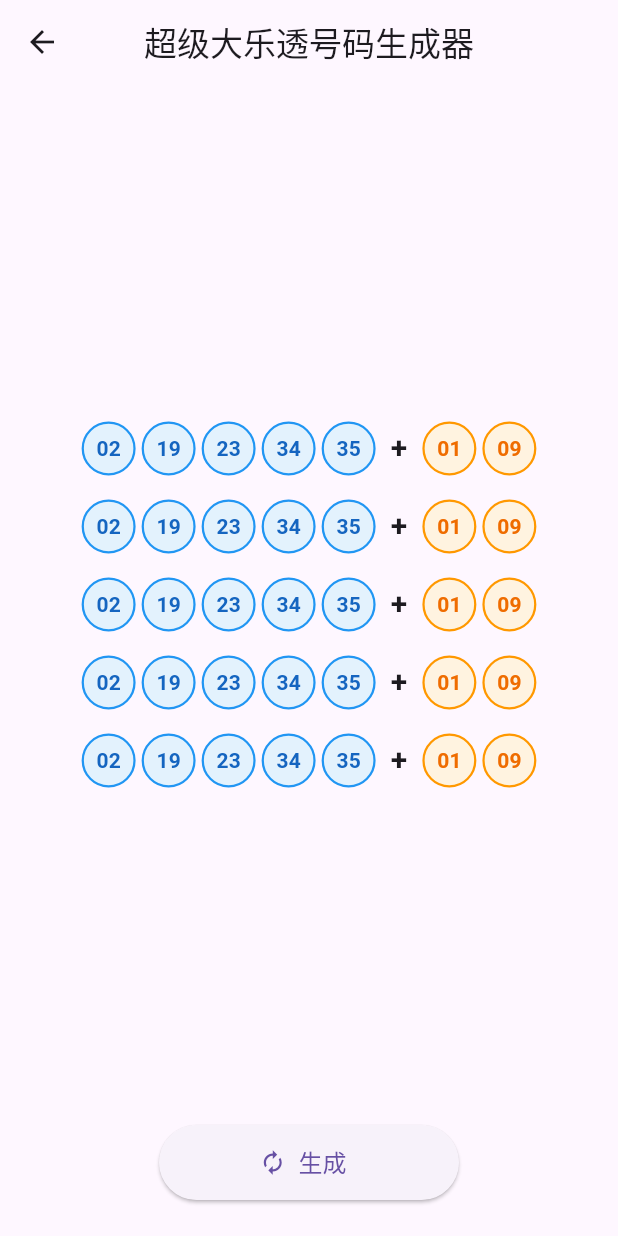
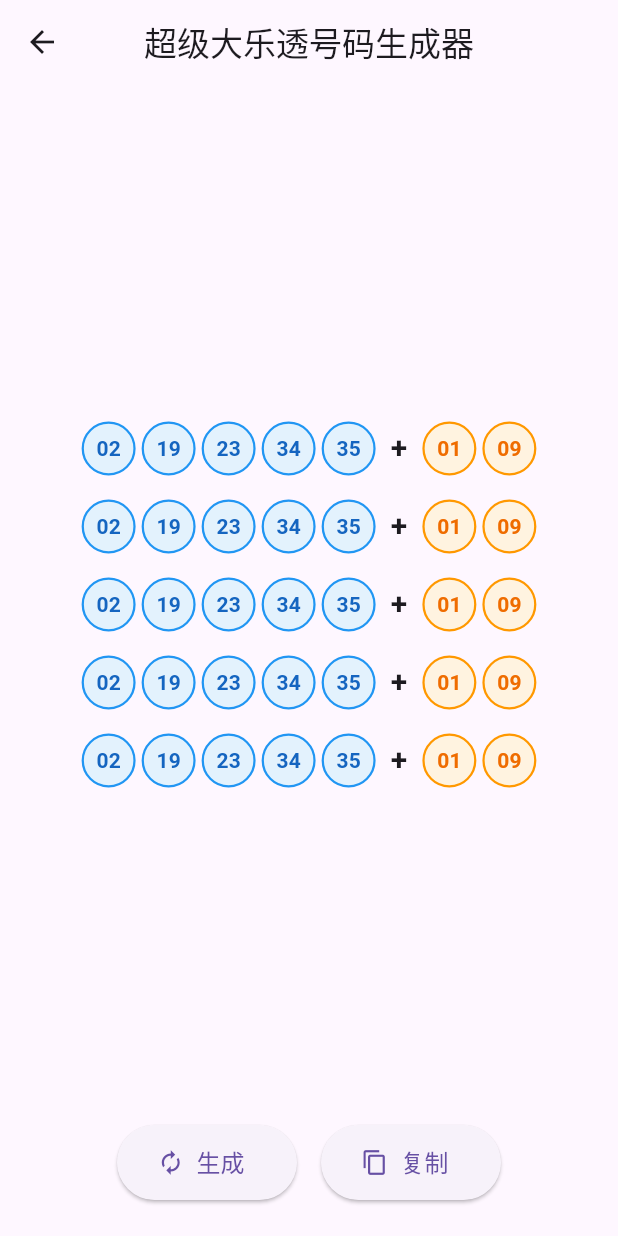
Before and after one commit to Netsh-f/FerryTools, a Flutter app: the LottoPage screen opened directly, on a phone screen of 412 x 824 dp. Run offline on Flutter 3.47's test engine with Material 3 defaults, Android fonts, the phone set to English and light mode, and no system bars; our stand-ins replace shared_preferences; accounts and stored records are empty.

Commit message:
乐透生成器添加复制到剪切板按钮

```diff
--- a/lib/pages/lotto_page.dart
+++ b/lib/pages/lotto_page.dart
@@ -1,5 +1,6 @@
 import 'dart:math';
 import 'package:flutter/material.dart';
+import 'package:flutter/services.dart';
 
 class LottoPage extends StatefulWidget {
   const LottoPage({super.key});
@@ -43,6 +44,25 @@ class _LottoPageState extends State<LottoPage> {
     });
   }
 
+  Future<void> _copyToClipboard() async {
+    final StringBuffer buffer = StringBuffer();
+    for (final line in _lottoNumbers) {
+      // 过滤掉 '+'，只保留数字
+      final numbers = line.where((part) => part != '+').join(' ');
+      buffer.writeln(numbers);
+    }
+    final text = buffer.toString().trim();
+
+    await Clipboard.setData(ClipboardData(text: text));
+
+    // 可选：弹出提示
+    if (context.mounted) {
+      ScaffoldMessenger.of(
+        context,
+      ).showSnackBar(const SnackBar(content: Text('已复制到剪贴板')));
+    }
+  }
+
   @override
   void initState() {
     super.initState();
@@ -52,10 +72,7 @@ class _LottoPageState extends State<LottoPage> {
   @override
   Widget build(BuildContext context) {
     return Scaffold(
-      appBar: AppBar(
-        title: const Text('超级大乐透号码生成器'),
-        centerTitle: true,
-      ),
+      appBar: AppBar(title: const Text('超级大乐透号码生成器'), centerTitle: true),
       body: Column(
         children: [
           Expanded(
@@ -71,16 +88,35 @@ class _LottoPageState extends State<LottoPage> {
 
           Padding(
             padding: const EdgeInsets.only(bottom: 24.0),
-            child: ElevatedButton.icon(
+            child: Row(
+              mainAxisAlignment: MainAxisAlignment.center,
+              children: [
+                // 生成按钮
+                ElevatedButton.icon(
                   onPressed: _generateLotto,
                   icon: const Icon(Icons.autorenew),
                   label: const Text('生成', style: TextStyle(fontSize: 16)),
                   style: ElevatedButton.styleFrom(
-                minimumSize: const Size(200, 50),
+                    minimumSize: const Size(120, 50),
                     shape: RoundedRectangleBorder(
                       borderRadius: BorderRadius.circular(30),
                     ),
                   ),
+                ),
+                const SizedBox(width: 16),
+                // 复制按钮
+                ElevatedButton.icon(
+                  onPressed: _copyToClipboard,
+                  icon: const Icon(Icons.copy),
+                  label: const Text('复制', style: TextStyle(fontSize: 16)),
+                  style: OutlinedButton.styleFrom(
+                    minimumSize: const Size(120, 50),
+                    shape: RoundedRectangleBorder(
+                      borderRadius: BorderRadius.circular(30),
+                    ),
+                  ),
+                ),
+              ],
             ),
           ),
         ],
```
Lines whose indentation alone changed are shown as unchanged.
